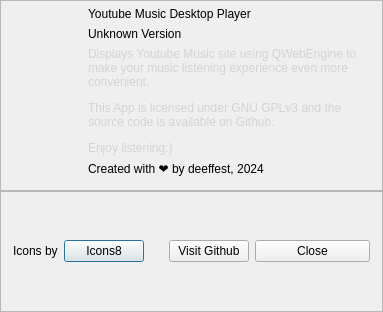
deeffest/Youtube-Music-Desktop-Player, file core/ui/about_dialog.ui: the form before one commit.
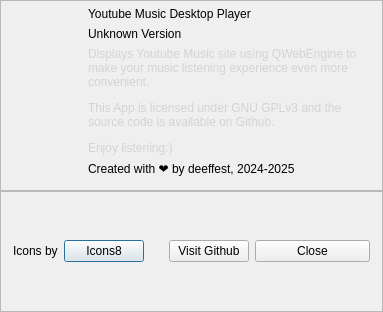
The form after the commit. Icons and pictures are not drawn. Custom widgets are drawn as their Qt base class.

```diff
--- a/core/ui/about_dialog.ui
+++ b/core/ui/about_dialog.ui
@@ -138,7 +138,7 @@
         <item>
          <widget class="BodyLabel" name="BodyLabel_3">
           <property name="text">
-           <string>Created with ❤️ by deeffest, 2024</string>
+           <string>Created with ❤️ by deeffest, 2024-2025</string>
           </property>
          </widget>
         </item>
```
